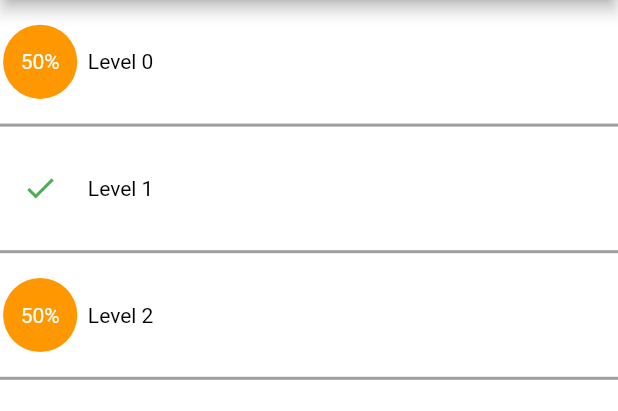
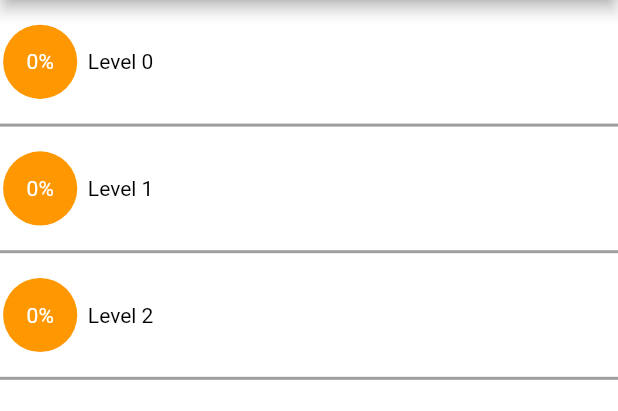
Before and after one commit to zubariaayub634/theQuizMobileApp, a Flutter app: the Levels screen opened directly, on a phone screen of 412 x 824 dp, the part 84-495 px from its top. Run offline on Flutter 3.47's test engine with Material 2 defaults, Android fonts, the phone set to English and light mode, and no system bars; our stand-ins replace better_player, rflutter_alert, shared_preferences; missing offline and left inert: admob_flutter, audioplayerui, chewie_audio, cron; accounts and stored records are empty.

Commit message:
% on levels page corresponds to correctly answered questions

```diff
--- a/lib/apihelper/basehelper.dart
+++ /dev/null
@@ -1,23 +0,0 @@
-import 'package:flutter/cupertino.dart';
-import 'package:thequestion/models/questionModel.dart';
-import 'dart:convert';
-
-class BaseHelper {
-  Future<dynamic> getLevels(BuildContext context) async {
-    var data = await DefaultAssetBundle.of(context)
-        .loadString("myquestions/questions.json");
-
-    final jsonResult = json.decode(data);
-    print(jsonResult['Levels'][0]['Questions'][0]['option']);
-    QuestionModel questionModel = QuestionModel.fromJson(jsonResult);
-    print("model data:");
-    print(questionModel.result.length);
-
-    return questionModel.result;
-    // print(jsonResult['Levels'].lenght);
-    //
-    // print(questionModel.result);
-    // return questionModel.result;
-  }
-}
-//That's Wrong! try it after 30 min
--- a/lib/models/questionModel.dart
+++ b/lib/models/questionModel.dart
@@ -1,32 +1,40 @@
-class QuestionModel {
-  final List<LevelResult> result;
+class GameModel {
+  final List<LevelModel> levels;
 
-  QuestionModel({
-    this.result,
+  GameModel({
+    this.levels,
   });
 
-  factory QuestionModel.fromJson(Map<String, dynamic> json) {
-    return QuestionModel(
-      result: (json['Levels'] as List)
-              .map((e) => LevelResult.fromJson(e))
+  factory GameModel.fromJson(Map<String, dynamic> json) {
+    return GameModel(
+      levels: (json['Levels'] as List)
+              .map((e) => LevelModel.fromJson(e))
               .toList() ??
           [],
     );
   }
 }
 
-class LevelResult {
+class LevelModel {
   List<Question> questions;
   int index;
-  LevelResult({this.questions, this.index});
+  LevelModel({this.questions, this.index});
 
-  factory LevelResult.fromJson(Map<String, dynamic> json) {
-    return LevelResult(
+  factory LevelModel.fromJson(Map<String, dynamic> json) {
+    return LevelModel(
       questions: (json['Questions'] as List)
               .map((e) => Question.fromJson(e))
               .toList() ??
           [],
     );
+  }
+
+  double getCorrectlyAnsweredPercentage() {
+    int totalCorrect = 0;
+    for (Question q in questions) {
+      if (q.correctlyAnswered) totalCorrect++;
+    }
+    return totalCorrect.toDouble() / questions.length;
   }
 }
 
--- a/lib/screens/levels.dart
+++ b/lib/screens/levels.dart
@@ -1,10 +1,11 @@
+import 'dart:convert';
+
 import 'package:admob_flutter/admob_flutter.dart';
 import 'package:flutter/cupertino.dart';
 import 'package:flutter/material.dart';
 import 'package:provider/provider.dart';
 import 'package:thequestion/Provider/dataprovider.dart';
 import 'package:thequestion/adMob.dart/AddMob.dart';
-import 'package:thequestion/apihelper/basehelper.dart';
 import 'package:thequestion/models/questionModel.dart';
 import 'package:thequestion/screens/playscreen.dart';
 import 'package:thequestion/screens/questionsOverview.dart';
@@ -12,6 +13,17 @@ import 'package:thequestion/utils/colors.dart';
 import 'package:thequestion/utils/routes.dart';
 
 import 'coinsScreen.dart';
+
+Future<GameModel> getLevels(BuildContext context) async {
+  var data = await DefaultAssetBundle.of(context)
+      .loadString("myquestions/questions.json");
+
+  final jsonResult = json.decode(data);
+  print(jsonResult['Levels'][0]['Questions'][0]['option']);
+  GameModel gameModel = GameModel.fromJson(jsonResult);
+
+  return gameModel;
+}
 
 class Levels extends StatefulWidget {
   @override
@@ -138,16 +150,94 @@ class _Levels extends State<Levels> {
         height: height,
         child: Column(
           children: [
-            FutureBuilder(
-              future: BaseHelper().getLevels(context),
-              builder: (context, snapshot) {
+            FutureBuilder<GameModel>(
+              future: getLevels(context),
+              builder: (context, AsyncSnapshot<GameModel> snapshot) {
                 if (snapshot.hasData) {
                   return Expanded(
                     child: ListView.builder(
                       itemBuilder: (context, int index) {
-                        return levelList(index, snapshot.data);
+                        return GestureDetector(
+                          onTap: () async {
+                            coins = Provider.of<DataProvider>(context,
+                                    listen: false)
+                                .incrementCoins();
+                            Navigator.push(
+                              context,
+                              MaterialPageRoute(
+                                builder: (context) => QuestionsOverview(
+                                  index: index,
+                                  result: snapshot.data.levels,
+                                ),
+                              ),
+                            );
+                            interstitialAd.isLoaded;
+                          },
+                          child: Column(
+                            children: [
+                              Row(
+                                children: [
+                                  Container(
+                                    width: width,
+                                    height: height * .1,
+                                    child: Column(
+                                      mainAxisAlignment:
+                                          MainAxisAlignment.center,
+                                      children: [
+                                        Row(
+                                          children: [
+                                            Container(
+                                              margin: EdgeInsets.only(right: 5),
+                                              width: width * .13,
+                                              height: height * .06,
+                                              decoration: BoxDecoration(
+                                                  shape: BoxShape.circle,
+                                                  color: snapshot.data
+                                                              .levels[index]
+                                                              .getCorrectlyAnsweredPercentage() <
+                                                          100
+                                                      ? Colors.orange
+                                                      : Colors.green),
+                                              child: Center(
+                                                child: snapshot
+                                                            .data.levels[index]
+                                                            .getCorrectlyAnsweredPercentage() <
+                                                        100
+                                                    ? Text(
+                                                        (snapshot.data
+                                                                .levels[index]
+                                                                .getCorrectlyAnsweredPercentage()
+                                                                .round()
+                                                                .toString()) +
+                                                            "%",
+                                                        style: TextStyle(
+                                                            color: Colors.white,
+                                                            fontSize: 14),
+                                                      )
+                                                    : Icon(Icons.done,
+                                                        color: Colors.green),
+                                              ),
+                                            ),
+                                            Expanded(
+                                              child: Text("Level $index",
+                                                  style: TextStyle(
+                                                      color: Colors.black,
+                                                      fontSize: 14)),
+                                            ),
+                                          ],
+                                        ),
+                                      ],
+                                    ),
+                                  ),
+                                ],
+                              ),
+                              Container(
+                                  width: width, height: 2, color: Colors.grey),
+                            ],
+                          ),
+                        );
                       },
-                      itemCount: snapshot.data.length,
+                      itemCount: snapshot.data.levels.length,
                     ),
                   );
                 } else {
@@ -162,68 +252,4 @@ class _Levels extends State<Levels> {
       ),
     );
   }
-
-  Widget levelList(int index, List<LevelResult> result) {
-    return GestureDetector(
-      onTap: () async {
-        coins =
-            Provider.of<DataProvider>(context, listen: false).incrementCoins();
-        Navigator.push(
-          context,
-          MaterialPageRoute(
-            builder: (context) => QuestionsOverview(
-              index: index,
-              result: result,
-            ),
-          ),
-        );
-        interstitialAd.isLoaded;
-      },
-      child: Column(
-        children: [
-          Row(
-            children: [
-              Container(
-                width: width,
-                height: height * .1,
-                child: Column(
-                  mainAxisAlignment: MainAxisAlignment.center,
-                  children: [
-                    Row(
-                      children: [
-                        Container(
-                          margin: EdgeInsets.only(right: 5),
-                          width: width * .13,
-                          height: height * .06,
-                          decoration: BoxDecoration(
-                              shape: BoxShape.circle,
-                              color:
-                                  index.isEven ? Colors.orange : Colors.white),
-                          child: Center(
-                            child: index.isEven
-                                ? Text(
-                                    "50%",
-                                    style: TextStyle(
-                                        color: Colors.white, fontSize: 14),
-                                  )
-                                : Icon(Icons.done, color: Colors.green),
-                          ),
-                        ),
-                        Expanded(
-                          child: Text("Level $index",
-                              style:
-                                  TextStyle(color: Colors.black, fontSize: 14)),
-                        ),
-                      ],
-                    ),
-                  ],
-                ),
-              ),
-            ],
-          ),
-          Container(width: width, height: 2, color: Colors.grey),
-        ],
-      ),
-    );
-  }
 }
--- a/lib/screens/questionsOverview.dart
+++ b/lib/screens/questionsOverview.dart
@@ -8,7 +8,7 @@ import 'homePage.dart';
 class QuestionsOverview extends StatefulWidget {
   final List<Question> questions;
   final int index;
-  final List<LevelResult> result;
+  final List<LevelModel> result;
   QuestionsOverview({this.index, this.result, this.questions});
   @override
   _QuestionsOverviewState createState() => _QuestionsOverviewState();
```
